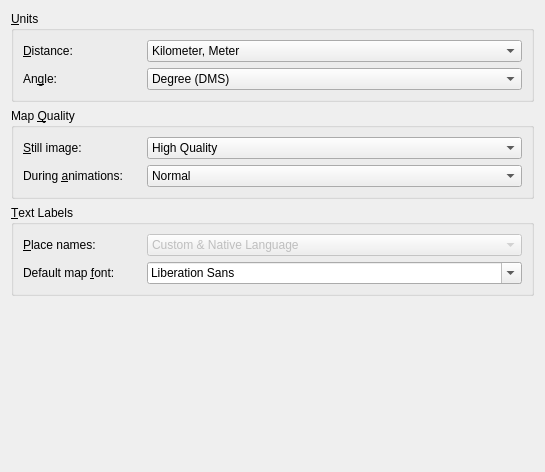
The window that src/lib/MarbleViewSettingsWidget.ui (KDE/marble) describes before a commit, drawn with Qt 5.
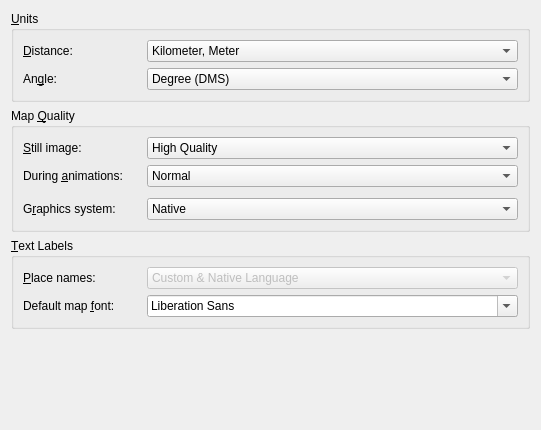
The same window after the commit.

Commit message:
- Adding an option to change the graphics system, see
http://lists.kde.org/?l=kde-i18n-doc&m=124257575621776&w=2

```diff
--- a/src/lib/MarbleViewSettingsWidget.ui
+++ b/src/lib/MarbleViewSettingsWidget.ui
@@ -1,25 +1,25 @@
 <ui version="4.0" >
  <class>MarbleViewSettingsWidget</class>
- <widget class="QWidget" name="MarbleViewSettingsWidget" >
-  <property name="geometry" >
+ <widget class="QWidget" name="MarbleViewSettingsWidget">
+  <property name="geometry">
    <rect>
     <x>0</x>
     <y>0</y>
-    <width>545</width>
-    <height>472</height>
+    <width>541</width>
+    <height>430</height>
    </rect>
   </property>
-  <layout class="QVBoxLayout" >
+  <layout class="QVBoxLayout" name="verticalLayout">
    <item>
-    <widget class="QGroupBox" name="groupBox_units" >
-     <property name="title" >
+    <widget class="QGroupBox" name="groupBox_units">
+     <property name="title">
       <string>&amp;Units</string>
      </property>
-     <layout class="QGridLayout" >
-      <item row="0" column="0" >
-       <widget class="QLabel" name="label_distanceUnit" >
-        <property name="sizePolicy" >
-         <sizepolicy vsizetype="Preferred" hsizetype="Maximum" >
+     <layout class="QGridLayout">
+      <item row="0" column="0">
+       <widget class="QLabel" name="label_distanceUnit">
+        <property name="sizePolicy">
+         <sizepolicy hsizetype="Maximum" vsizetype="Preferred">
           <horstretch>0</horstretch>
           <verstretch>0</verstretch>
          </sizepolicy>
@@ -38,9 +38,9 @@
         </property>
        </widget>
       </item>
-      <item row="0" column="1" >
-       <widget class="QComboBox" name="kcfg_distanceUnit" >
-        <property name="enabled" >
+      <item row="0" column="1">
+       <widget class="QComboBox" name="kcfg_distanceUnit">
+        <property name="enabled">
          <bool>true</bool>
         </property>
         <property name="sizePolicy" >
@@ -83,9 +83,9 @@
         </property>
        </widget>
       </item>
-      <item row="1" column="1" >
-       <widget class="QComboBox" name="kcfg_angleUnit" >
-        <property name="enabled" >
+      <item row="1" column="1">
+       <widget class="QComboBox" name="kcfg_angleUnit">
+        <property name="enabled">
          <bool>true</bool>
         </property>
         <property name="toolTip" >
@@ -110,15 +110,15 @@
     </widget>
    </item>
    <item>
-    <widget class="QGroupBox" name="groupBox_mapQuality" >
-     <property name="title" >
+    <widget class="QGroupBox" name="groupBox_mapQuality">
+     <property name="title">
       <string>Map &amp;Quality</string>
      </property>
-     <layout class="QGridLayout" >
-      <item row="0" column="0" >
-       <widget class="QLabel" name="label_stillQuality" >
-        <property name="sizePolicy" >
-         <sizepolicy vsizetype="Preferred" hsizetype="Maximum" >
+     <layout class="QGridLayout">
+      <item row="0" column="0">
+       <widget class="QLabel" name="label_stillQuality">
+        <property name="sizePolicy">
+         <sizepolicy hsizetype="Maximum" vsizetype="Preferred">
           <horstretch>0</horstretch>
           <verstretch>0</verstretch>
          </sizepolicy>
@@ -137,10 +137,10 @@
         </property>
        </widget>
       </item>
-      <item row="0" column="1" >
-       <widget class="QComboBox" name="kcfg_stillQuality" >
-        <property name="toolTip" >
-         <string>&lt;html>&lt;head>&lt;meta name="qrichtext" content="1" />&lt;style type="text/css">
+      <item row="0" column="1">
+       <widget class="QComboBox" name="kcfg_stillQuality">
+        <property name="toolTip">
+         <string>&lt;html&gt;&lt;head&gt;&lt;meta name=&quot;qrichtext&quot; content=&quot;1&quot; /&gt;&lt;style type=&quot;text/css&quot;&gt;
 p, li { white-space: pre-wrap; }
 &lt;/style>&lt;/head>&lt;body style=" font-family:'Sans Serif'; font-size:9pt; font-weight:400; font-style:normal;">
 &lt;p style=" margin-top:0px; margin-bottom:0px; margin-left:0px; margin-right:0px; -qt-block-indent:0; text-indent:0px;">Specifies the map quality that gets displayed while there is no user input. Usually this allows for high map quality as speed is no concern.&lt;/p>&lt;/body>&lt;/html></string>
@@ -191,10 +191,10 @@
         </property>
        </widget>
       </item>
-      <item row="1" column="1" >
-       <widget class="QComboBox" name="kcfg_animationQuality" >
-        <property name="toolTip" >
-         <string>&lt;html>&lt;head>&lt;meta name="qrichtext" content="1" />&lt;style type="text/css">
+      <item row="1" column="1">
+       <widget class="QComboBox" name="kcfg_animationQuality">
+        <property name="toolTip">
+         <string>&lt;html&gt;&lt;head&gt;&lt;meta name=&quot;qrichtext&quot; content=&quot;1&quot; /&gt;&lt;style type=&quot;text/css&quot;&gt;
 p, li { white-space: pre-wrap; }
 &lt;/style>&lt;/head>&lt;body style=" font-family:'Sans Serif'; font-size:9pt; font-weight:400; font-style:normal;">
 &lt;p style=" margin-top:0px; margin-bottom:0px; margin-left:0px; margin-right:0px; -qt-block-indent:0; text-indent:0px;">Specifies the map quality that gets displayed during map animations (e.g. while dragging the globe). &lt;/p>
@@ -230,21 +230,70 @@
         </item>
        </widget>
       </item>
+      <item row="3" column="0">
+       <widget class="QLabel" name="label_graphicsSystem">
+        <property name="text">
+         <string>G&amp;raphics system:</string>
+        </property>
+        <property name="buddy">
+         <cstring>kcfg_graphicsSystem</cstring>
+        </property>
+       </widget>
+      </item>
+      <item row="3" column="1">
+       <widget class="QComboBox" name="kcfg_graphicsSystem">
+        <property name="toolTip">
+         <string>Specifies the graphics system that Qt uses to draw the map.
+Changing this setting might be a good idea if there are performance issues with the system's graphics drivers.</string>
+        </property>
+        <item>
+         <property name="text">
+          <string>Native</string>
+         </property>
+        </item>
+        <item>
+         <property name="text">
+          <string>Raster (Software rendering)</string>
+         </property>
+        </item>
+        <item>
+         <property name="text">
+          <string>OpenGL</string>
+         </property>
+        </item>
+       </widget>
+      </item>
+      <item row="2" column="0">
+       <spacer name="verticalSpacer">
+        <property name="orientation">
+         <enum>Qt::Vertical</enum>
+        </property>
+        <property name="sizeType">
+         <enum>QSizePolicy::Fixed</enum>
+        </property>
+        <property name="sizeHint" stdset="0">
+         <size>
+          <width>20</width>
+          <height>5</height>
+         </size>
+        </property>
+       </spacer>
+      </item>
      </layout>
     </widget>
    </item>
    <item>
-    <widget class="QGroupBox" name="groupBox_textLabels" >
-     <property name="title" >
+    <widget class="QGroupBox" name="groupBox_textLabels">
+     <property name="title">
       <string>&amp;Text Labels</string>
      </property>
-     <layout class="QVBoxLayout" >
+     <layout class="QVBoxLayout">
       <item>
-       <layout class="QHBoxLayout" >
+       <layout class="QHBoxLayout">
         <item>
-         <widget class="QLabel" name="label_labelLocalization" >
-          <property name="sizePolicy" >
-           <sizepolicy vsizetype="Preferred" hsizetype="Maximum" >
+         <widget class="QLabel" name="label_labelLocalization">
+          <property name="sizePolicy">
+           <sizepolicy hsizetype="Maximum" vsizetype="Preferred">
             <horstretch>0</horstretch>
             <verstretch>0</verstretch>
            </sizepolicy>
@@ -264,8 +313,8 @@
          </widget>
         </item>
         <item>
-         <widget class="QComboBox" name="kcfg_labelLocalization" >
-          <property name="enabled" >
+         <widget class="QComboBox" name="kcfg_labelLocalization">
+          <property name="enabled">
            <bool>false</bool>
           </property>
           <property name="toolTip" >
@@ -294,11 +343,11 @@
        </layout>
       </item>
       <item>
-       <layout class="QHBoxLayout" >
+       <layout class="QHBoxLayout">
         <item>
-         <widget class="QLabel" name="label_mapFont" >
-          <property name="sizePolicy" >
-           <sizepolicy vsizetype="Preferred" hsizetype="Maximum" >
+         <widget class="QLabel" name="label_mapFont">
+          <property name="sizePolicy">
+           <sizepolicy hsizetype="Maximum" vsizetype="Preferred">
             <horstretch>0</horstretch>
             <verstretch>0</verstretch>
            </sizepolicy>
@@ -318,9 +367,9 @@
          </widget>
         </item>
         <item>
-         <widget class="QFontComboBox" name="kcfg_mapFont" >
-          <property name="toolTip" >
-           <string>&lt;html>&lt;head>&lt;meta name="qrichtext" content="1" />&lt;style type="text/css">
+         <widget class="QFontComboBox" name="kcfg_mapFont">
+          <property name="toolTip">
+           <string>&lt;html&gt;&lt;head&gt;&lt;meta name=&quot;qrichtext&quot; content=&quot;1&quot; /&gt;&lt;style type=&quot;text/css&quot;&gt;
 p, li { white-space: pre-wrap; }
 &lt;/style>&lt;/head>&lt;body style=" font-family:'Sans Serif'; font-size:9pt; font-weight:400; font-style:normal;">
 &lt;p style=" margin-top:0px; margin-bottom:0px; margin-left:0px; margin-right:0px; -qt-block-indent:0; text-indent:0px;">The default font that gets used on the map.&lt;/p>&lt;/body>&lt;/html></string>
```
Left out of the diff: 135 changed lines with no effect on the pictures. The commit also changes 10 other files.
